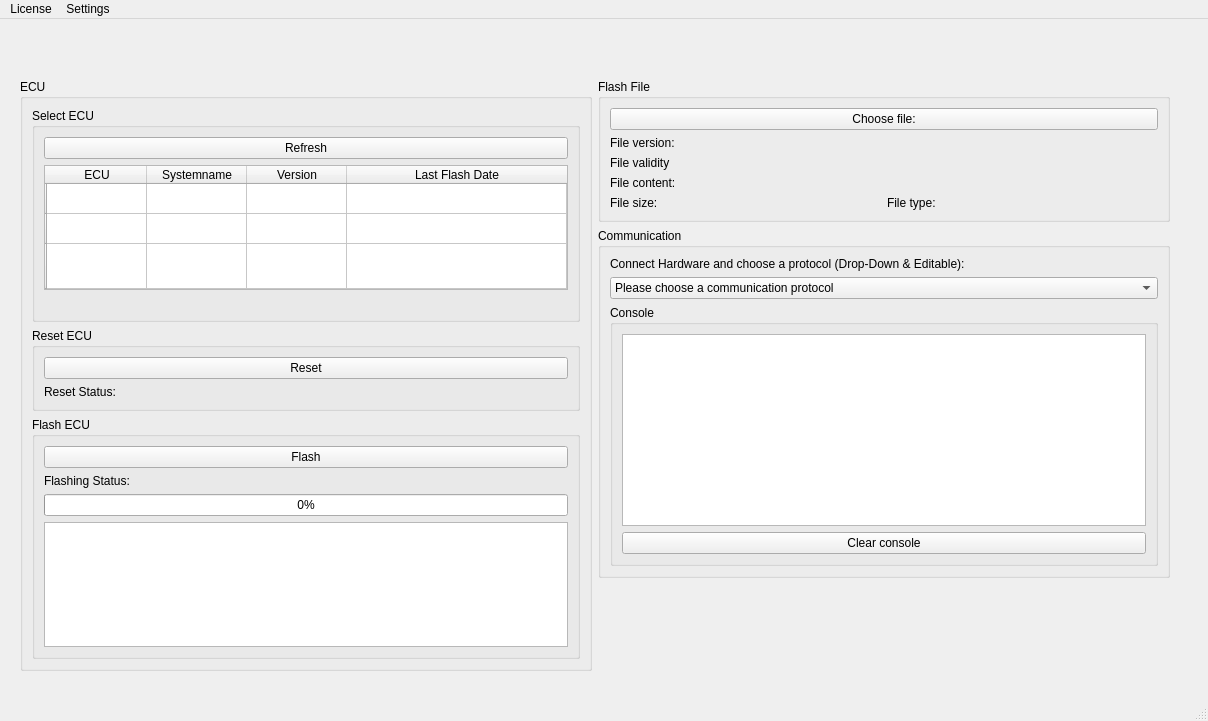
Old version of the form WINDOWS_GUI/mainwindow.ui in the repository amosproj/amos2024ss07-updating-flash-boot-loader.
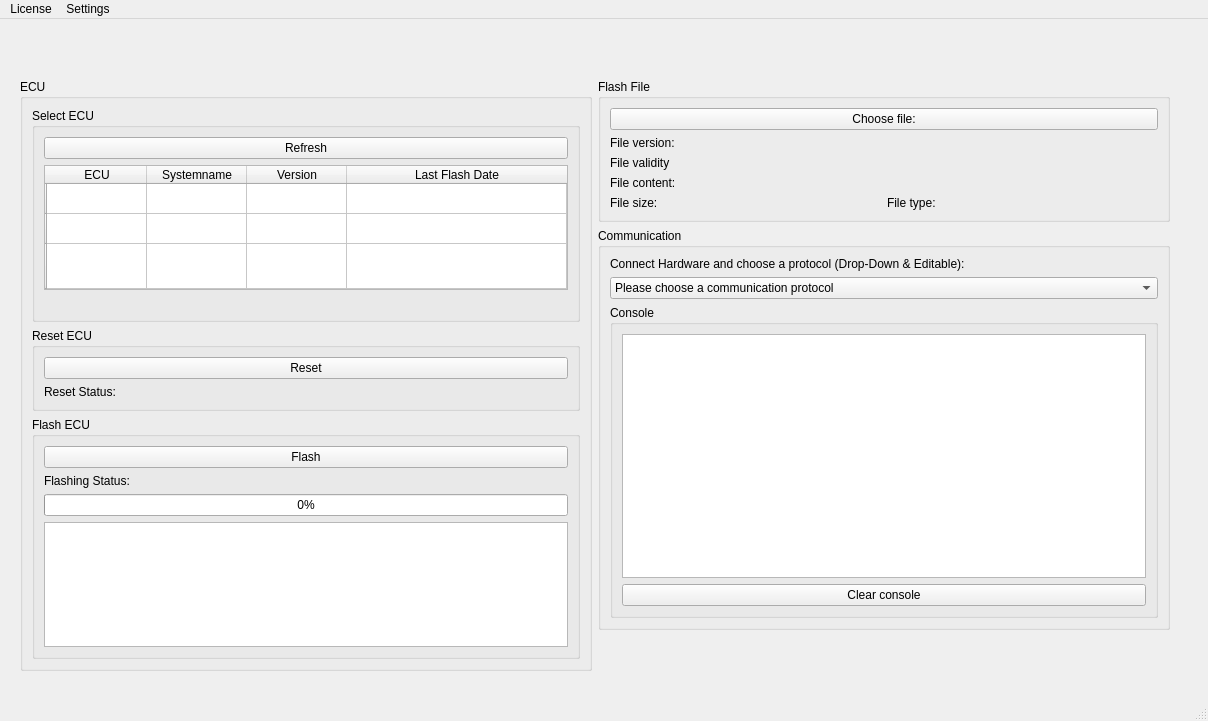
New version of the form.

Commit message: Add minimal console height

Diff of the .ui file:
```diff
--- a/WINDOWS_GUI/mainwindow.ui
+++ b/WINDOWS_GUI/mainwindow.ui
@@ -322,7 +322,14 @@
             </property>
             <layout class="QVBoxLayout" name="verticalLayout_console">
              <item>
-              <widget class="QPlainTextEdit" name="Console"/>
+              <widget class="QPlainTextEdit" name="Console">
+               <property name="minimumSize">
+                <size>
+                 <width>0</width>
+                 <height>244</height>
+                </size>
+               </property>
+              </widget>
              </item>
              <item>
               <widget class="QPushButton" name="clearConsoleButton">
```
